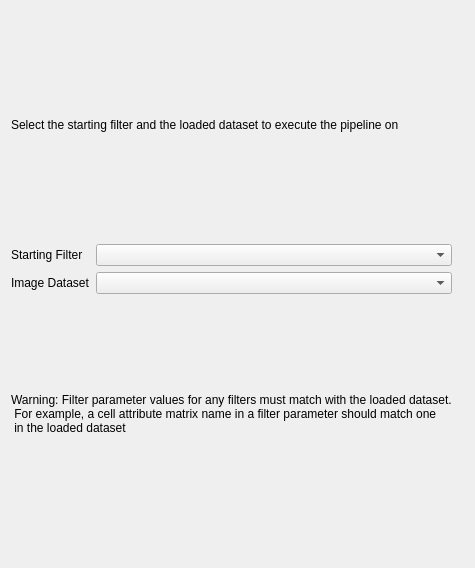
tplatt77/SIMPLVtkLib, file SIMPLVtkLib/Wizards/ExecutePipeline/UI_Files/AdvancedPipelineExecutionPage.ui: the form before one commit.
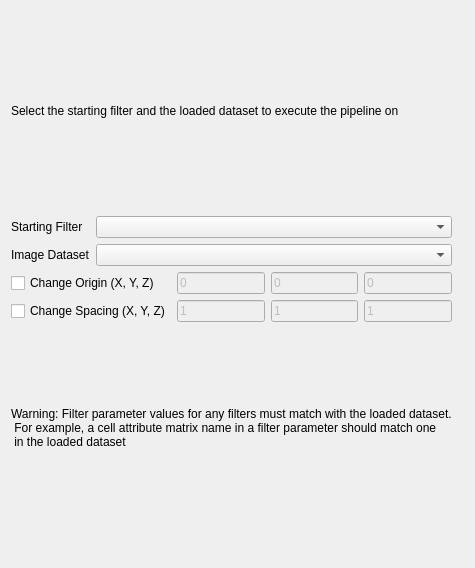
The form after the commit.

Commit message: Added Origin and Spacing advanced options to pipeline execution When executing a pipeline on a dataset, the user can now change the origin and spacing of all values before running the pipeline.

The edit to the form file:
```diff
--- a/SIMPLVtkLib/Wizards/ExecutePipeline/UI_Files/AdvancedPipelineExecutionPage.ui
+++ b/SIMPLVtkLib/Wizards/ExecutePipeline/UI_Files/AdvancedPipelineExecutionPage.ui
@@ -24,7 +24,7 @@
      </property>
     </widget>
    </item>
-   <item row="4" column="0" colspan="3">
+   <item row="6" column="0" colspan="3">
     <spacer name="verticalSpacer">
      <property name="orientation">
       <enum>Qt::Vertical</enum>
@@ -40,6 +40,15 @@
      </property>
     </spacer>
    </item>
+   <item row="3" column="0">
+    <widget class="QLabel" name="label_4">
+     <property name="text">
+      <string>Warning: Filter parameter values for any filters must match with the loaded dataset.
+ For example, a cell attribute matrix name in a filter parameter should match one
+ in the loaded dataset</string>
+     </property>
+    </widget>
+   </item>
    <item row="1" column="0">
     <layout class="QGridLayout" name="gridLayout_2">
      <item row="0" column="0">
@@ -78,13 +87,82 @@
     </layout>
    </item>
    <item row="2" column="0">
-    <widget class="QLabel" name="label_4">
-     <property name="text">
-      <string>Warning: Filter parameter values for any filters must match with the loaded dataset.
- For example, a cell attribute matrix name in a filter parameter should match one
- in the loaded dataset</string>
-     </property>
-    </widget>
+    <layout class="QGridLayout" name="advancedGridLayout">
+     <item row="0" column="0">
+      <widget class="QCheckBox" name="changeOriginCB">
+       <property name="text">
+        <string>Change Origin (X, Y, Z)</string>
+       </property>
+      </widget>
+     </item>
+     <item row="0" column="1">
+      <widget class="QLineEdit" name="originX">
+       <property name="enabled">
+        <bool>false</bool>
+       </property>
+       <property name="text">
+        <string>0</string>
+       </property>
+      </widget>
+     </item>
+     <item row="1" column="0">
+      <widget class="QCheckBox" name="changeSpacingCB">
+       <property name="text">
+        <string>Change Spacing (X, Y, Z)</string>
+       </property>
+      </widget>
+     </item>
+     <item row="0" column="2">
+      <widget class="QLineEdit" name="originY">
+       <property name="enabled">
+        <bool>false</bool>
+       </property>
+       <property name="text">
+        <string>0</string>
+       </property>
+      </widget>
+     </item>
+     <item row="0" column="3">
+      <widget class="QLineEdit" name="originZ">
+       <property name="enabled">
+        <bool>false</bool>
+       </property>
+       <property name="text">
+        <string>0</string>
+       </property>
+      </widget>
+     </item>
+     <item row="1" column="1">
+      <widget class="QLineEdit" name="spacingX">
+       <property name="enabled">
+        <bool>false</bool>
+       </property>
+       <property name="text">
+        <string>1</string>
+       </property>
+      </widget>
+     </item>
+     <item row="1" column="2">
+      <widget class="QLineEdit" name="spacingY">
+       <property name="enabled">
+        <bool>false</bool>
+       </property>
+       <property name="text">
+        <string>1</string>
+       </property>
+      </widget>
+     </item>
+     <item row="1" column="3">
+      <widget class="QLineEdit" name="spacingZ">
+       <property name="enabled">
+        <bool>false</bool>
+       </property>
+       <property name="text">
+        <string>1</string>
+       </property>
+      </widget>
+     </item>
+    </layout>
    </item>
   </layout>
  </widget>
```
The commit also changes 5 other files.
